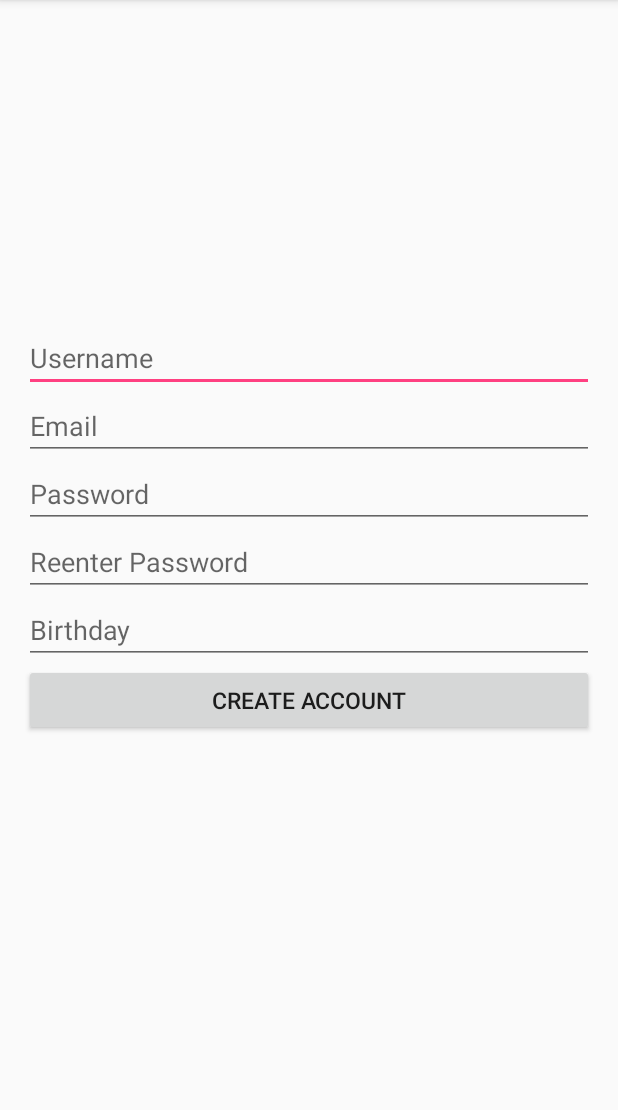
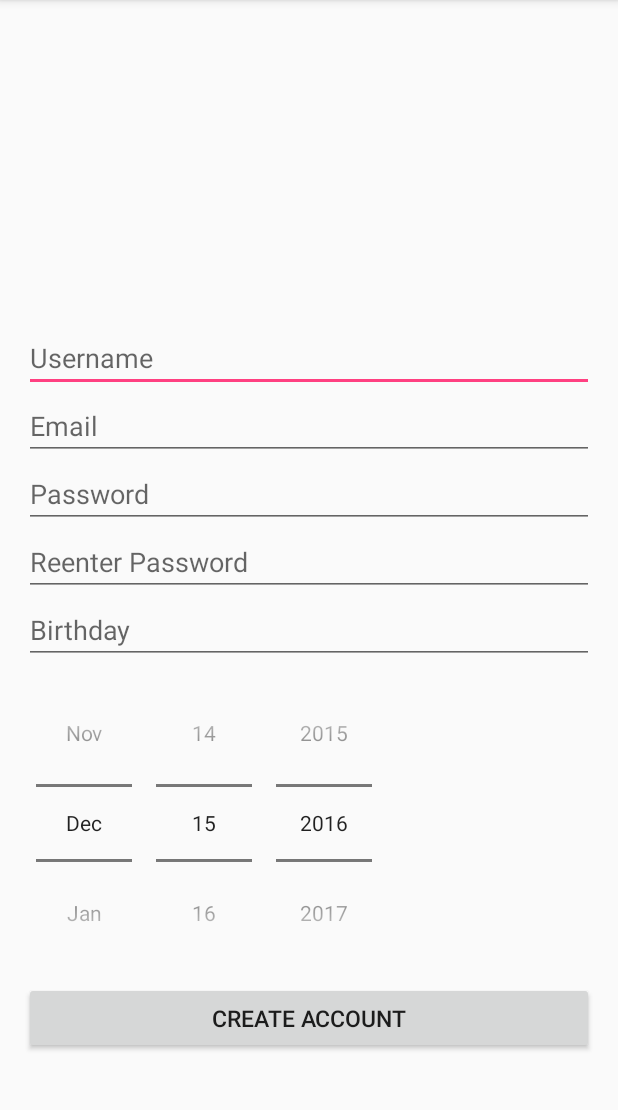
Before and after one commit to Paingouin/MCStuMeet, an Android app: the RegistrationInput screen opened directly, with no data from a screen before it, on a phone screen of 412 x 824 dp, the part 84-1194 px from its top. Run offline under Robolectric (Android 15) with nearby library versions, the phone set to English and light mode, and no system bars.

Commit message:
changed Registration_innput
added datepicker

```diff
--- a/app/src/main/res/layout/activity_registration_input.xml
+++ b/app/src/main/res/layout/activity_registration_input.xml
@@ -50,8 +50,17 @@
             android:layout_height="wrap_content"
             android:id="@+id/registration_birthday"
             android:inputType="numberSigned"
-            android:hint="Birthday"
-            />
+            android:hint="Birthday"></EditText>
+
+        <DatePicker
+            android:id="@+id/datePicker1"
+            android:layout_width="wrap_content"
+            android:layout_height="wrap_content"
+            android:layout_centerHorizontal="true"
+            android:layout_centerVertical="true"
+            android:calendarViewShown="false"
+            android:datePickerMode="spinner" />
+
 
         <Button
             android:layout_width="match_parent"
```
